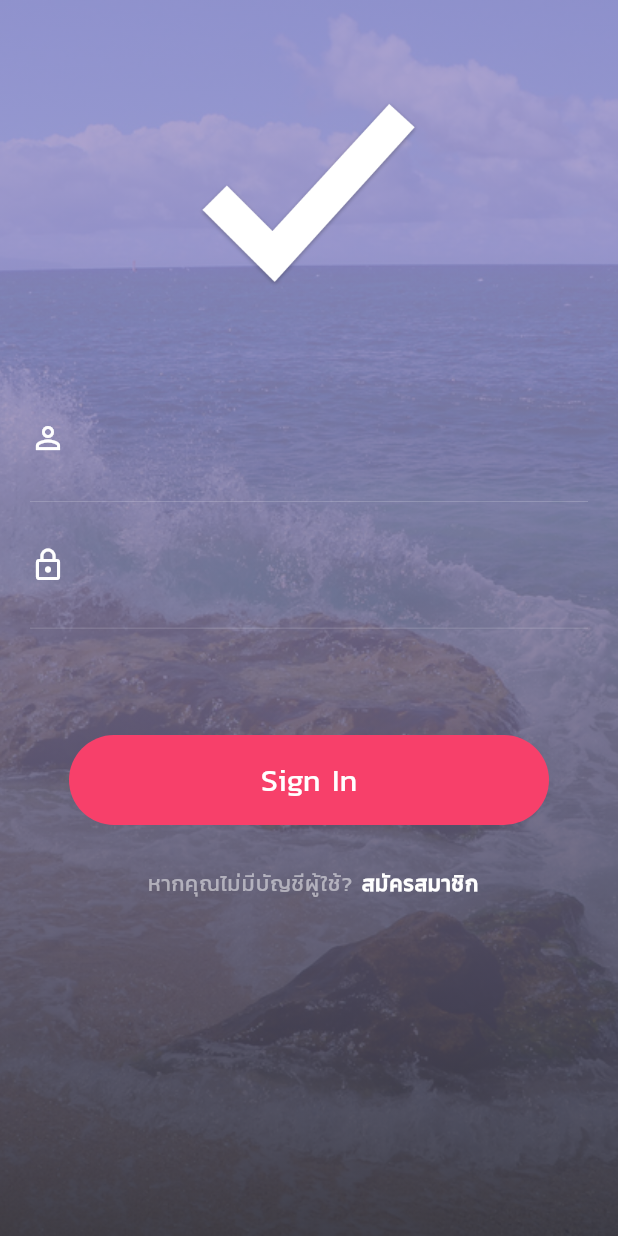
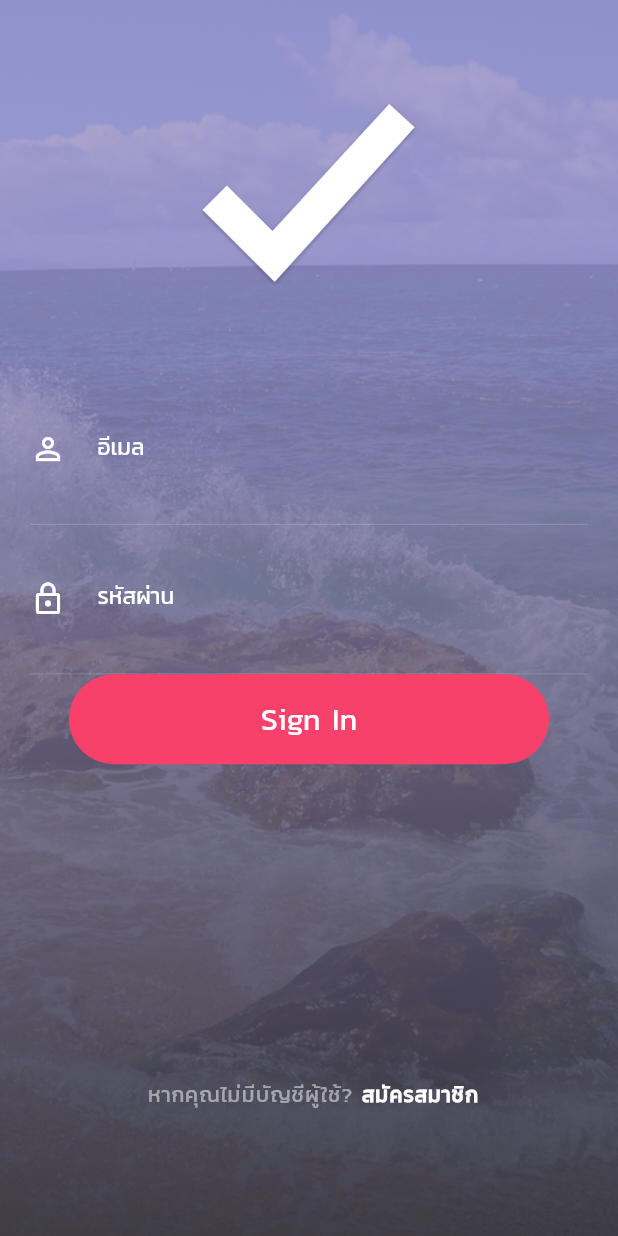
Before and after one commit to kypdev/soi-koi-nae-v2, a Flutter app: the screen it shows after launch, on a phone screen of 412 x 824 dp. Run offline on Flutter 3.47's test engine with Material 2 defaults, Android fonts, the phone set to English and light mode, and no system bars; our stand-ins replace cloud_firestore, firebase_auth, firebase_storage, image_picker; accounts and stored records are empty.

Commit message:
login ok

```diff
--- a/lib/common/Form.dart
+++ b/lib/common/Form.dart
@@ -1,7 +1,71 @@
+import 'package:firebase_auth/firebase_auth.dart';
 import 'package:flutter/material.dart';
+import 'package:soi_koi_nae_v2/common/SignInButton.dart';
+import 'package:soi_koi_nae_v2/common/loginAnimation.dart';
 import './InputFields.dart';
 
-class FormContainer extends StatelessWidget {
+class FormContainer extends StatefulWidget {
+  @override
+  _FormContainerState createState() => _FormContainerState();
+}
+
+class _FormContainerState extends State<FormContainer>
+    with TickerProviderStateMixin {
+  final _formKey = GlobalKey<FormState>();
+  TextEditingController emailCtrl = TextEditingController();
+  TextEditingController passwordCtrl = TextEditingController();
+  AnimationController _loginButtonController;
+  var animationStatus = 0;
+  final FirebaseAuth auth = FirebaseAuth.instance;
+
+  @override
+  void initState() {
+    super.initState();
+    _loginButtonController = new AnimationController(
+        duration: new Duration(milliseconds: 3000), vsync: this);
+  }
+
+  @override
+  void dispose() {
+    _loginButtonController.dispose();
+    super.dispose();
+  }
+
+  Future<Null> _playAnimation() async {
+    try {
+      await _loginButtonController.forward();
+      await _loginButtonController.reverse();
+    } on TickerCanceled {}
+  }
+
+  String emailValidator(String value) {
+    Pattern pattern =
+        r'^(([^<>()[\]\\.,;:\s@\"]+(\.[^<>()[\]\\.,;:\s@\"]+)*)|(\".+\"))@((\[[0-9]{1,3}\.[0-9]{1,3}\.[0-9]{1,3}\.[0-9]{1,3}\])|(([a-zA-Z\-0-9]+\.)+[a-zA-Z]{2,}))$';
+    RegExp regex = new RegExp(pattern);
+    if (!regex.hasMatch(value) || value.length < 13 || value.isEmpty) {
+      return 'รูปแบบอีเมลล์ไม่ถูกต้องหรือคุณยังไม่ได้กรอกอีเมล';
+    } else {
+      return null;
+    }
+  }
+
+  startSignin() {
+    if (_formKey.currentState.validate()) {
+      String email = emailCtrl.text.trim();
+      String pass = passwordCtrl.text;
+
+      auth.signInWithEmailAndPassword(email: email, password: pass).then((_) {
+        // Navigator.pushReplacementNamed(context, '/home');
+        setState(() {
+          animationStatus = 1;
+        });
+        _playAnimation();
+      }).catchError((e) => debugPrint('Err: $e'));
+
+      print('signin: $email, $pass');
+    }
+  }
+
   @override
   Widget build(BuildContext context) {
     return new Container(
@@ -10,19 +74,36 @@ class FormContainer extends StatelessWidget {
         mainAxisAlignment: MainAxisAlignment.spaceEvenly,
         children: <Widget>[
           new Form(
+              key: _formKey,
               child: new Column(
                 mainAxisAlignment: MainAxisAlignment.spaceAround,
                 children: <Widget>[
                   new InputFieldArea(
-                hint: "Username",
+                    label: 'อีเมล',
+                    inputCtrl: emailCtrl,
                     obscure: false,
                     icon: Icons.person_outline,
+                    val: emailValidator,
                   ),
                   new InputFieldArea(
-                hint: "Password",
+                    inputCtrl: passwordCtrl,
+                    label: 'รหัสผ่าน',
                     obscure: true,
                     icon: Icons.lock_outline,
+                    val: (value) {
+                      if (value.isEmpty || value.length < 6)
+                        return 'รหัสผ่านห้ามว่างหรือต่ำกว่า 6 ตัวอักษร';
+                      return null;
+                    },
                   ),
+                  animationStatus == 0
+                      ? new Padding(
+                          padding: const EdgeInsets.only(bottom: 50.0),
+                          child: new InkWell(
+                              onTap: () => startSignin(), child: SignIn()),
+                        )
+                      : new StaggerAnimation(
+                          buttonController: _loginButtonController.view),
                 ],
               )),
         ],
--- a/lib/common/loginAnimation.dart
+++ b/lib/common/loginAnimation.dart
@@ -116,7 +116,7 @@ class StaggerAnimation extends StatelessWidget {
   Widget build(BuildContext context) {
     buttonController.addListener(() {
       if (buttonController.isCompleted) {
-        Navigator.pushNamed(context, "/home");
+        Navigator.pushReplacementNamed(context, "/home");
       }
     });
     return new AnimatedBuilder(
--- a/lib/views/login_screen.dart
+++ b/lib/views/login_screen.dart
@@ -95,20 +95,23 @@ class _LoginScreenState extends State<LoginScreen>
                           new SignUp(),
                         ],
                       ),
-                      animationStatus == 0
-                          ? new Padding(
-                              padding: const EdgeInsets.only(bottom: 50.0),
-                              child: new InkWell(
-                                  onTap: () {
-                                    setState(() {
-                                      animationStatus = 1;
-                                    });
-                                    _playAnimation();
-                                  },
-                                  child: new SignIn()),
-                            )
-                          : new StaggerAnimation(
-                              buttonController: _loginButtonController.view),
+                      // animationStatus == 0
+                      //     ? new Padding(
+                      //         padding: const EdgeInsets.only(bottom: 50.0),
+                      //         child: new InkWell(
+                      //             onTap: () {
+                      //               if(){
+
+                      //               }
+                      //               setState(() {
+                      //                 animationStatus = 1;
+                      //               });
+                      //               _playAnimation();
+                      //             },
+                      //             child: new SignIn()),
+                      //       )
+                      //     : new StaggerAnimation(
+                      //         buttonController: _loginButtonController.view),
                     ],
                   ),
                 ],
```
Lines whose indentation alone changed are shown as unchanged.
